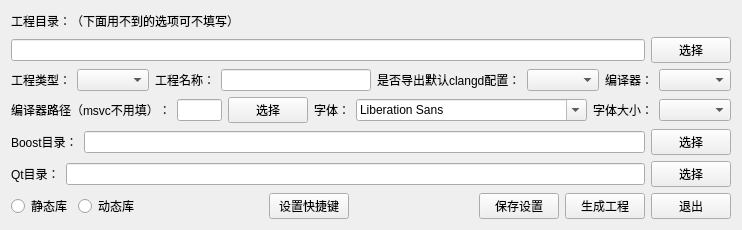
taynpg/quick-cpp, file MainWidget.ui: the form before one commit.
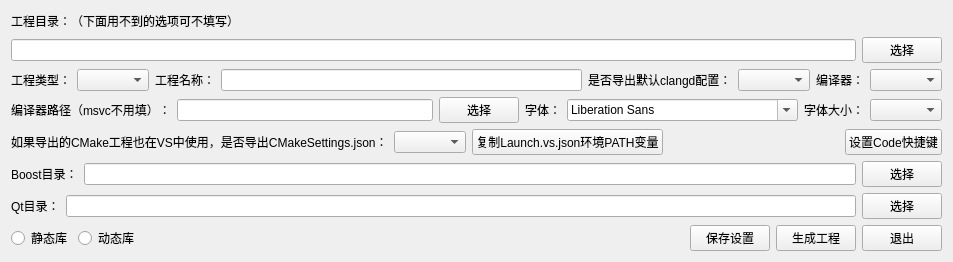
The form after the commit.

Commit message: 添加VS使用CMake配置

```diff
--- a/MainWidget.ui
+++ b/MainWidget.ui
@@ -6,8 +6,8 @@
    <rect>
     <x>0</x>
     <y>0</y>
-    <width>742</width>
-    <height>224</height>
+    <width>953</width>
+    <height>255</height>
    </rect>
   </property>
   <property name="sizePolicy">
@@ -143,6 +143,47 @@
      </item>
     </layout>
    </item>
+   <item>
+    <layout class="QHBoxLayout" name="horizontalLayout_2">
+     <item>
+      <widget class="QLabel" name="label_11">
+       <property name="text">
+        <string>如果导出的CMake工程也在VS中使用，是否导出CMakeSettings.json：</string>
+       </property>
+      </widget>
+     </item>
+     <item>
+      <widget class="QComboBox" name="cbExportCMakeSetting"/>
+     </item>
+     <item>
+      <widget class="QPushButton" name="btnCopyEnv">
+       <property name="text">
+        <string>复制Launch.vs.json环境PATH变量</string>
+       </property>
+      </widget>
+     </item>
+     <item>
+      <spacer name="horizontalSpacer_4">
+       <property name="orientation">
+        <enum>Qt::Horizontal</enum>
+       </property>
+       <property name="sizeHint" stdset="0">
+        <size>
+         <width>40</width>
+         <height>20</height>
+        </size>
+       </property>
+      </spacer>
+     </item>
+     <item>
+      <widget class="QPushButton" name="btnSetShortkey">
+       <property name="text">
+        <string>设置Code快捷键</string>
+       </property>
+      </widget>
+     </item>
+    </layout>
+   </item>
    <item>
     <layout class="QHBoxLayout" name="horizontalLayout_4">
      <item>
@@ -214,26 +255,6 @@
        </property>
       </spacer>
      </item>
-     <item>
-      <widget class="QPushButton" name="btnSetShortkey">
-       <property name="text">
-        <string>设置快捷键</string>
-       </property>
-      </widget>
-     </item>
-     <item>
-      <spacer name="horizontalSpacer_2">
-       <property name="orientation">
-        <enum>Qt::Horizontal</enum>
-       </property>
-       <property name="sizeHint" stdset="0">
-        <size>
-         <width>40</width>
-         <height>20</height>
-        </size>
-       </property>
-      </spacer>
-     </item>
      <item>
       <widget class="QPushButton" name="btnSave">
        <property name="text">
```
The commit also changes 8 other files.
